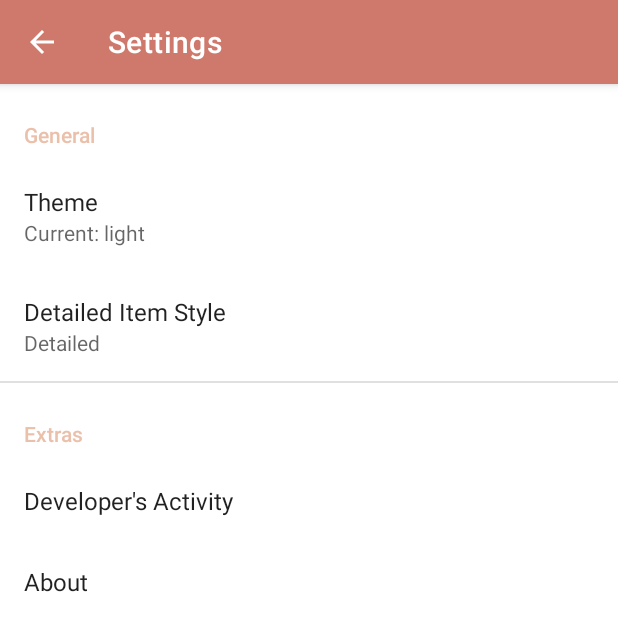
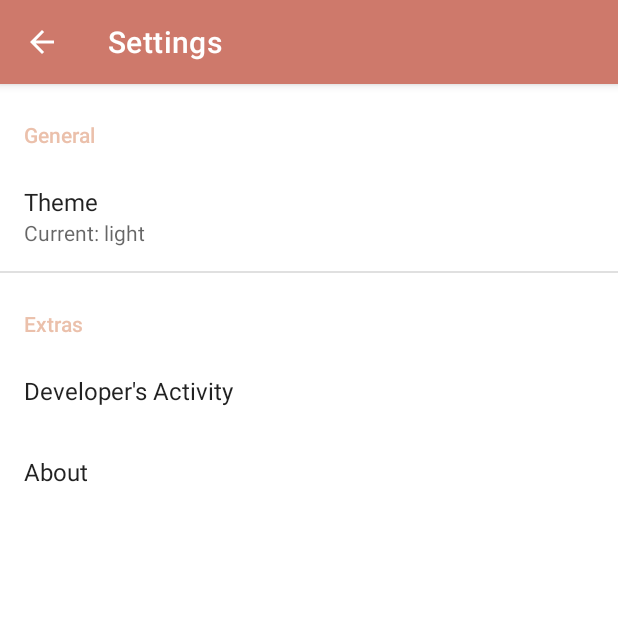
Before and after one commit to gnrflcthm/MyBasics, an Android app: the SettingsFragment screen opened directly, with no data from a screen before it, on a phone screen of 412 x 824 dp. Shown: the top 631 px of the screen. Run offline under Robolectric (Android 15) with nearby library versions, the phone set to English and light mode, and no system bars; our stand-ins replace androidx.preference.

Commit message:
Removed Item style

```diff
--- a/app/src/main/java/com/mybasics/activities/SettingsActivity.java
+++ b/app/src/main/java/com/mybasics/activities/SettingsActivity.java
@@ -19,9 +19,7 @@ public class SettingsActivity extends AppCompatActivity {
     protected void onCreate(Bundle savedInstanceState) {
         super.onCreate(savedInstanceState);
         setContentView(R.layout.activity_settings);
-
         init();
-
     }
 
     /**
--- a/app/src/main/java/com/mybasics/fragments/SettingsFragment.java
+++ b/app/src/main/java/com/mybasics/fragments/SettingsFragment.java
@@ -13,7 +13,6 @@ import com.mybasics.R;
 public class SettingsFragment extends PreferenceFragmentCompat {
 
     private final String APP_THEME = "app_theme";
-    private final String ITEM_STYLE = "item_style";
     private SharedPreferences.OnSharedPreferenceChangeListener preferenceChangeListener;
 
     @Override
@@ -26,9 +25,6 @@ public class SettingsFragment extends PreferenceFragmentCompat {
                     appTheme.setSummary("Current: " + sharedPreferences.getString(key, "Light"));
                     loadThemes();
                     break;
-                case ITEM_STYLE:
-                    Preference itemStyle = findPreference(key);
-                    itemStyle.setSummary(sharedPreferences.getString(key, "Detailed"));
             }
         });
     }
@@ -53,9 +49,6 @@ public class SettingsFragment extends PreferenceFragmentCompat {
 
         Preference appTheme = findPreference(APP_THEME);
         appTheme.setSummary("Current: " + sharedPreferences.getString(APP_THEME, "light"));
-
-        Preference itemStyle = findPreference(ITEM_STYLE);
-        itemStyle.setSummary(sharedPreferences.getString(ITEM_STYLE, "Detailed"));
     }
 
     /**
--- a/app/src/main/res/xml/preferences.xml
+++ b/app/src/main/res/xml/preferences.xml
@@ -12,14 +12,6 @@
             android:entries="@array/app_themes"
             android:entryValues="@array/app_themes"
             android:defaultValue="Light"
-            />
-        <DropDownPreference
-            android:key="item_style"
-            android:title="Detailed Item Style"
-            android:entries="@array/item_styles"
-            android:entryValues="@array/item_styles"
-            android:defaultValue="Detailed"
-            app:iconSpaceReserved="false"
             />
     </PreferenceCategory>
     <PreferenceCategory
```
